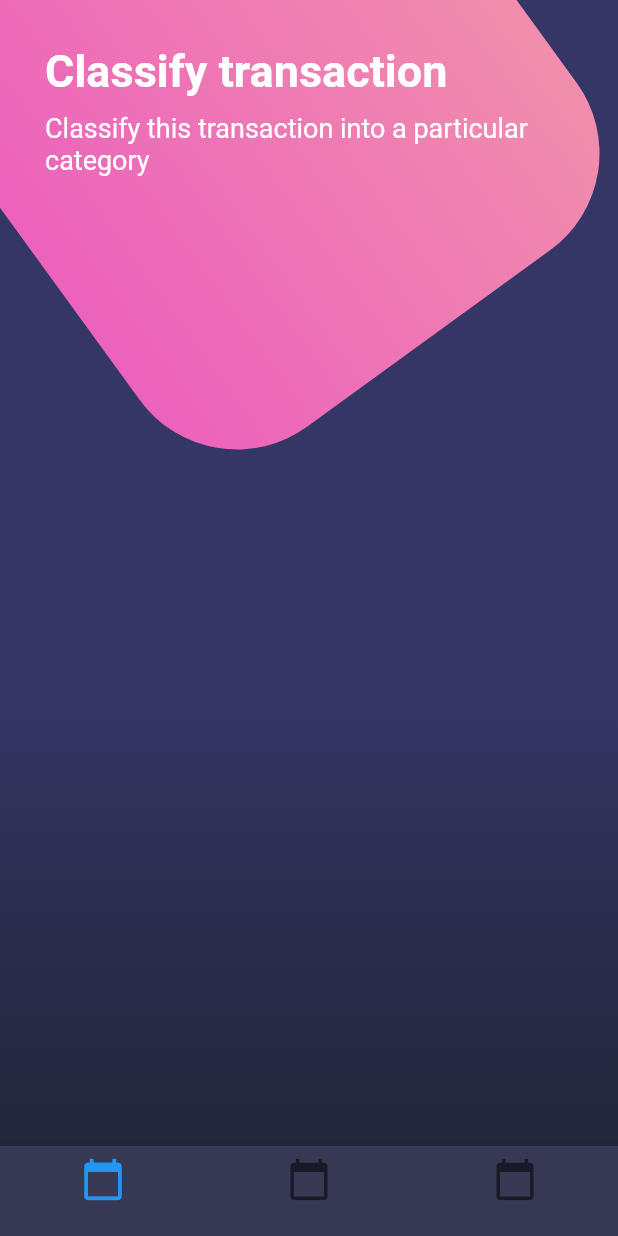
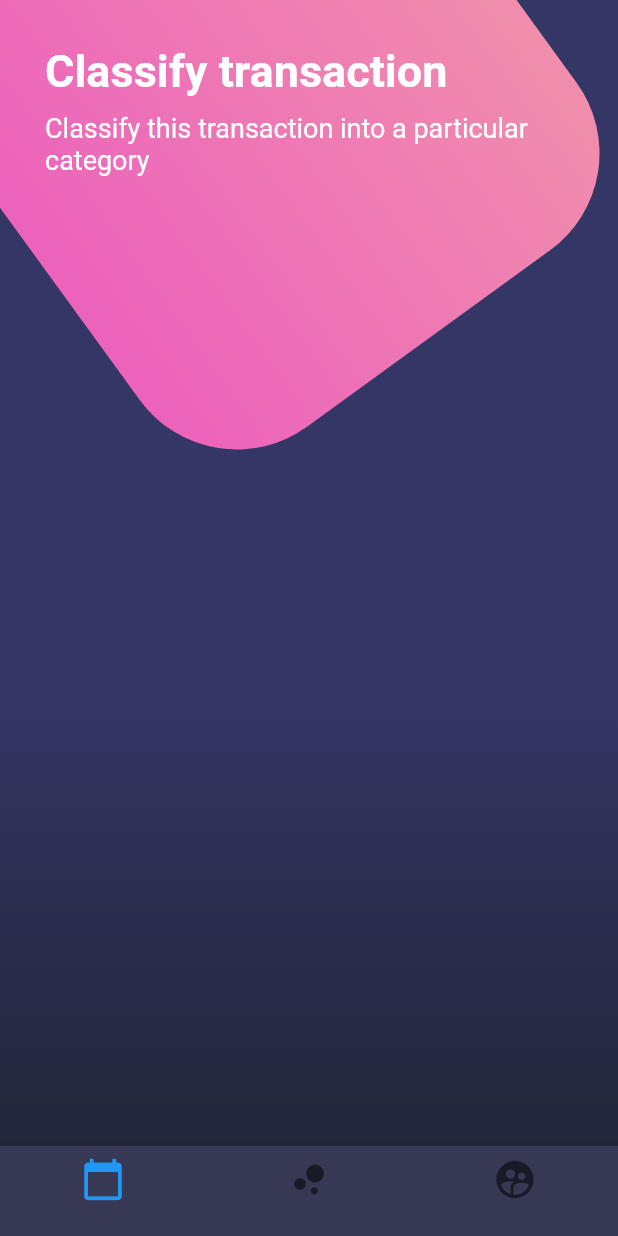
Before and after one commit to natashaek/F-DisenosFlutter, a Flutter app: the screen it shows after launch, on a phone screen of 412 x 824 dp. Run offline on Flutter 3.47's test engine with Material 2 defaults, Android fonts, the phone set to English and light mode, and no system bars.

Commit message:
bottomnavigationbar 2

```diff
--- a/lib/src/pages/botones_page.dart
+++ b/lib/src/pages/botones_page.dart
@@ -91,11 +91,11 @@ class BotonesPage extends StatelessWidget {
             label: '',
           ),
           BottomNavigationBarItem(
-            icon: Icon(Icons.calendar_today, size: 30.0),
+            icon: Icon(Icons.bubble_chart, size: 30.0),
             label: '',
           ),
           BottomNavigationBarItem(
-            icon: Icon(Icons.calendar_today, size: 30.0),
+            icon: Icon(Icons.supervised_user_circle, size: 30.0),
             label: '',
           ),
         ],
```
